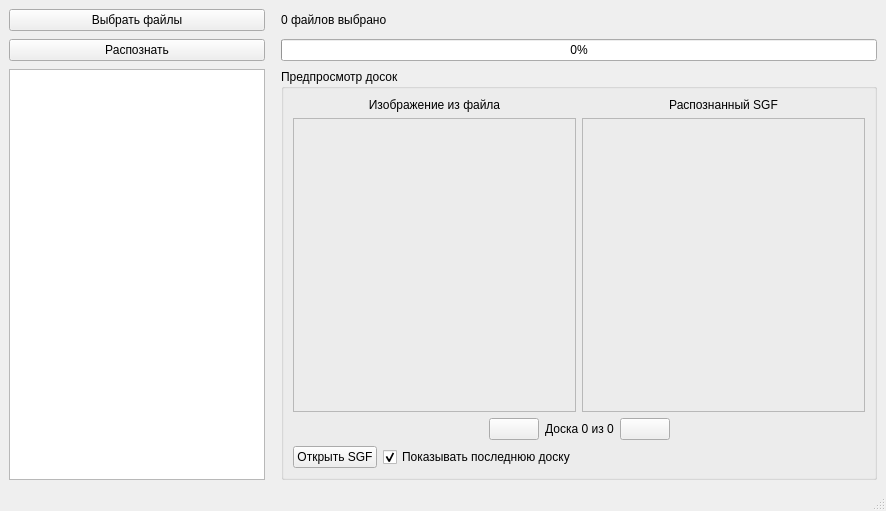
Above: src/godr/frontend/ui/window.ui from gle8098/diagram-recognition before the change. Below: the same form after it.
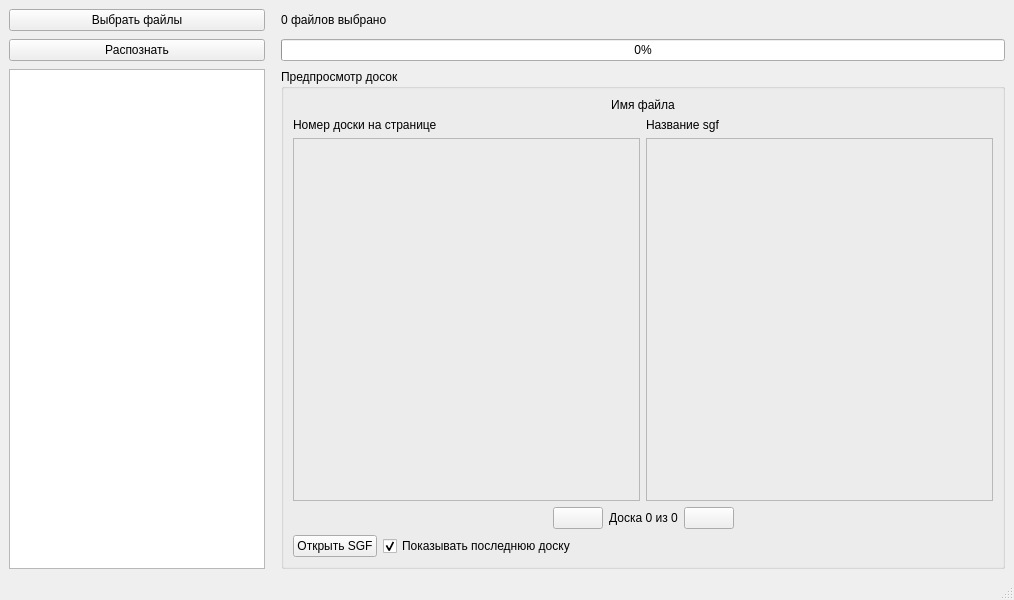
That is the form after the change.

Commit message: GODR-74: file name, page number, board number on preview

What changed in the file:
```diff
--- a/src/godr/frontend/ui/window.ui
+++ b/src/godr/frontend/ui/window.ui
@@ -6,8 +6,8 @@
    <rect>
     <x>0</x>
     <y>0</y>
-    <width>886</width>
-    <height>511</height>
+    <width>1014</width>
+    <height>600</height>
    </rect>
   </property>
   <property name="windowTitle">
@@ -67,26 +67,30 @@
       <property name="title">
        <string>Предпросмотр досок</string>
       </property>
-      <layout class="QVBoxLayout" name="verticalLayout" stretch="0,1,0,0">
+      <layout class="QVBoxLayout" name="verticalLayout" stretch="0,0,1,0,0">
        <item>
-        <layout class="QHBoxLayout" name="titles">
+        <widget class="QLabel" name="file_name">
+         <property name="text">
+          <string>Имя файла</string>
+         </property>
+         <property name="alignment">
+          <set>Qt::AlignCenter</set>
+         </property>
+        </widget>
+       </item>
+       <item>
+        <layout class="QHBoxLayout" name="horizontalLayout_2">
          <item>
-          <widget class="QLabel" name="label">
+          <widget class="QLabel" name="board_index">
            <property name="text">
-            <string>Изображение из файла</string>
-           </property>
-           <property name="alignment">
-            <set>Qt::AlignCenter</set>
+            <string>Номер доски на странице</string>
            </property>
           </widget>
          </item>
          <item>
-          <widget class="QLabel" name="label_2">
+          <widget class="QLabel" name="sgf_name">
            <property name="text">
-            <string>Распознанный SGF</string>
-           </property>
-           <property name="alignment">
-            <set>Qt::AlignCenter</set>
+            <string>Название sgf</string>
            </property>
           </widget>
          </item>
```
The commit also changes 2 other files.
